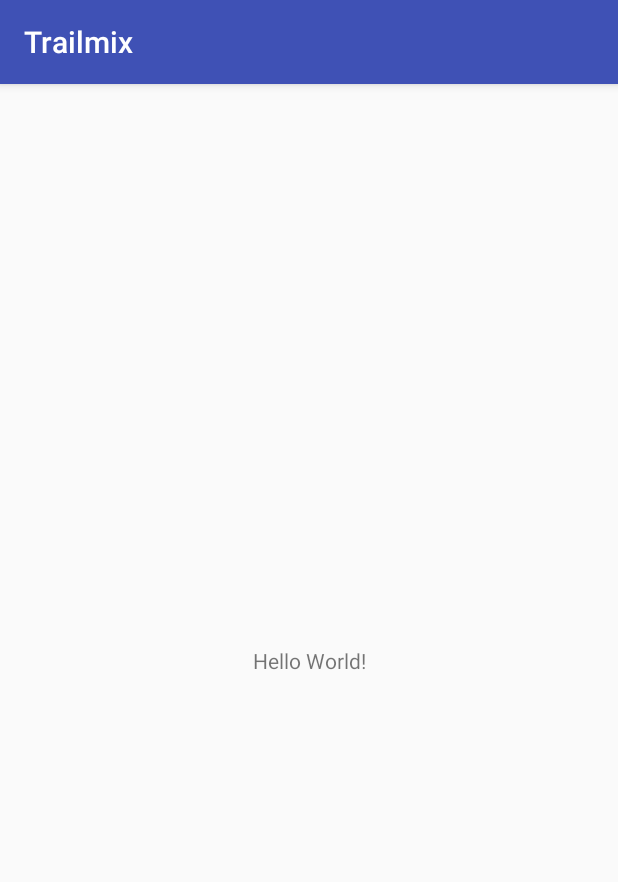
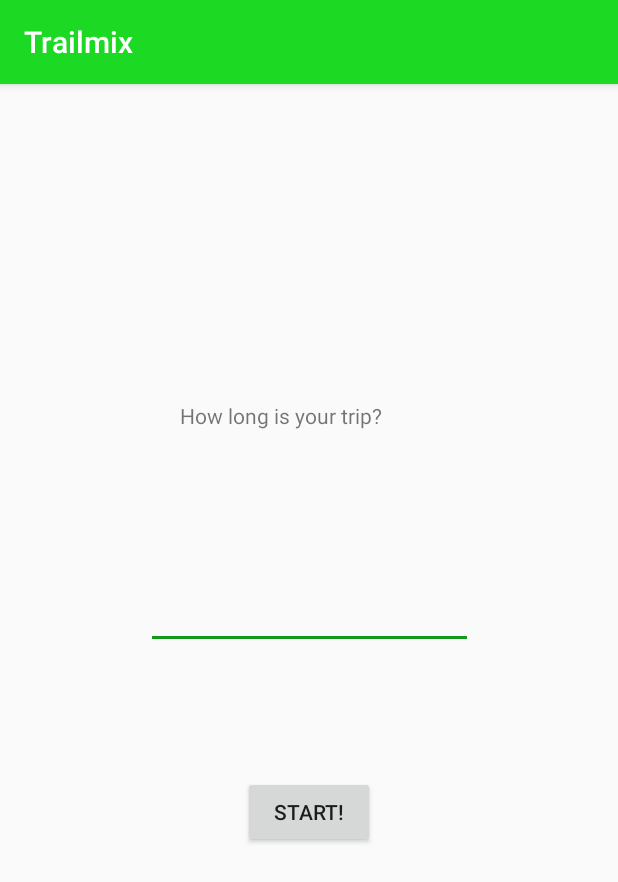
Before and after one commit to JPATrailMix/Trailmix, an Android app: the screen it shows after launch (MainActivity), on a phone screen of 412 x 824 dp. Shown: the top 882 px of the screen. Run offline under Robolectric (Android 15) with nearby library versions, the phone set to English and light mode, and no system bars.

Commit message:
Hi friendsbbhhhhhhhhhhhhh

```diff
--- a/app/build.gradle
+++ b/app/build.gradle
@@ -22,6 +22,7 @@
     implementation fileTree(dir: 'libs', include: ['*.jar'])
     implementation 'com.android.support:appcompat-v7:26.1.0'
     implementation 'com.android.support.constraint:constraint-layout:1.0.2'
+    implementation 'com.google.android.gms:play-services-maps:12.0.0'
     testImplementation 'junit:junit:4.12'
     androidTestImplementation 'com.android.support.test:runner:1.0.1'
     androidTestImplementation 'com.android.support.test.espresso:espresso-core:3.0.1'
--- a/app/src/main/res/layout/activity_main.xml
+++ b/app/src/main/res/layout/activity_main.xml
@@ -2,17 +2,58 @@
 <android.support.constraint.ConstraintLayout xmlns:android="http://schemas.android.com/apk/res/android"
     xmlns:app="http://schemas.android.com/apk/res-auto"
     xmlns:tools="http://schemas.android.com/tools"
+    android:id="@+id/layout"
     android:layout_width="match_parent"
     android:layout_height="match_parent"
     tools:context="com.example.trailmix.MainActivity">
 
     <TextView
+        android:id="@+id/text"
+        android:layout_width="173dp"
+        android:layout_height="49dp"
+        android:layout_marginBottom="17dp"
+        android:text="@string/text"
+        app:layout_constraintBottom_toBottomOf="parent"
+        app:layout_constraintHorizontal_bias="0.502"
+        app:layout_constraintLeft_toLeftOf="parent"
+        app:layout_constraintRight_toRightOf="parent"
+        app:layout_constraintTop_toTopOf="parent"
+        app:layout_constraintVertical_bias="0.301" />
+
+    <Button
+        android:id="@+id/button"
         android:layout_width="wrap_content"
         android:layout_height="wrap_content"
-        android:text="Hello World!"
+        android:layout_marginBottom="8dp"
+        android:layout_marginEnd="8dp"
+        android:layout_marginLeft="8dp"
+        android:layout_marginRight="8dp"
+        android:layout_marginStart="8dp"
+        android:layout_marginTop="8dp"
+        android:onClick="getDuration"
+        android:text="@string/button"
         app:layout_constraintBottom_toBottomOf="parent"
-        app:layout_constraintLeft_toLeftOf="parent"
-        app:layout_constraintRight_toRightOf="parent"
-        app:layout_constraintTop_toTopOf="parent" />
+        app:layout_constraintEnd_toEndOf="parent"
+        app:layout_constraintStart_toStartOf="parent"
+        app:layout_constraintTop_toTopOf="parent"
+        app:layout_constraintVertical_bias="0.644" />
+
+    <EditText
+        android:id="@+id/editText"
+        android:layout_width="218dp"
+        android:layout_height="wrap_content"
+        android:layout_marginBottom="8dp"
+        android:layout_marginEnd="8dp"
+        android:layout_marginLeft="8dp"
+        android:layout_marginRight="8dp"
+        android:layout_marginStart="8dp"
+        android:layout_marginTop="8dp"
+        android:ems="10"
+        android:inputType="number"
+        app:layout_constraintBottom_toBottomOf="parent"
+        app:layout_constraintEnd_toEndOf="parent"
+        app:layout_constraintStart_toStartOf="parent"
+        app:layout_constraintTop_toTopOf="parent"
+        app:layout_constraintVertical_bias="0.458" />
 
 </android.support.constraint.ConstraintLayout>
--- a/app/src/main/res/values/colors.xml
+++ b/app/src/main/res/values/colors.xml
@@ -1,6 +1,10 @@
 <?xml version="1.0" encoding="utf-8"?>
 <resources>
-    <color name="colorPrimary">#3F51B5</color>
-    <color name="colorPrimaryDark">#303F9F</color>
-    <color name="colorAccent">#FF4081</color>
+    <color name="colorPrimary">#1cda24</color>
+    <color name="colorPrimaryDark">#16c010</color>
+    <color name="colorAccent">#139819</color>
+    <color name="red">#ffff0000</color>
+    <color name="green">#42f450</color>
+    <color name="colorBackground">#dcb270</color>
+
 </resources>
--- a/app/src/main/res/values/strings.xml
+++ b/app/src/main/res/values/strings.xml
@@ -1,3 +1,8 @@
 <resources>
     <string name="app_name">Trailmix</string>
+    <string name="title_activity_maps">Map</string>
+    <string name = "text">How long is your trip?</string>
+    <dimen name="text">350dp</dimen>
+    <string name = "button">Start!</string>
+
 </resources>
--- a/app/src/main/res/values/styles.xml
+++ b/app/src/main/res/values/styles.xml
@@ -8,4 +8,8 @@
         <item name="colorAccent">@color/colorAccent</item>
     </style>
 
+    <style name="TrailMix1" parent="AppTheme" >
+        <item name="colorPrimaryDark">@color/colorAccent</item>
+    </style>
+
 </resources>
```
Also changed, not shown: app/src/debug/res/values/google_maps_api.xml (added, +24 -0 lines), app/src/main/AndroidManifest.xml (+26 -1 lines), app/src/main/java/com/example/trailmix/FinishedActivity.java (added, +22 -0 lines), app/src/main/java/com/example/trailmix/MainActivity.java (+24 -0 lines), app/src/main/java/com/example/trailmix/MapsActivity.java (added, +46 -0 lines), app/src/main/java/com/example/trailmix/TimeActivity.java (added, +37 -0 lines), app/src/main/res/layout/activity_finished.xml (added, +34 -0 lines), app/src/main/res/layout/activity_maps.xml (added, +9 -0 lines), app/src/main/res/layout/activity_time.xml (added, +16 -0 lines), 1 other file.
